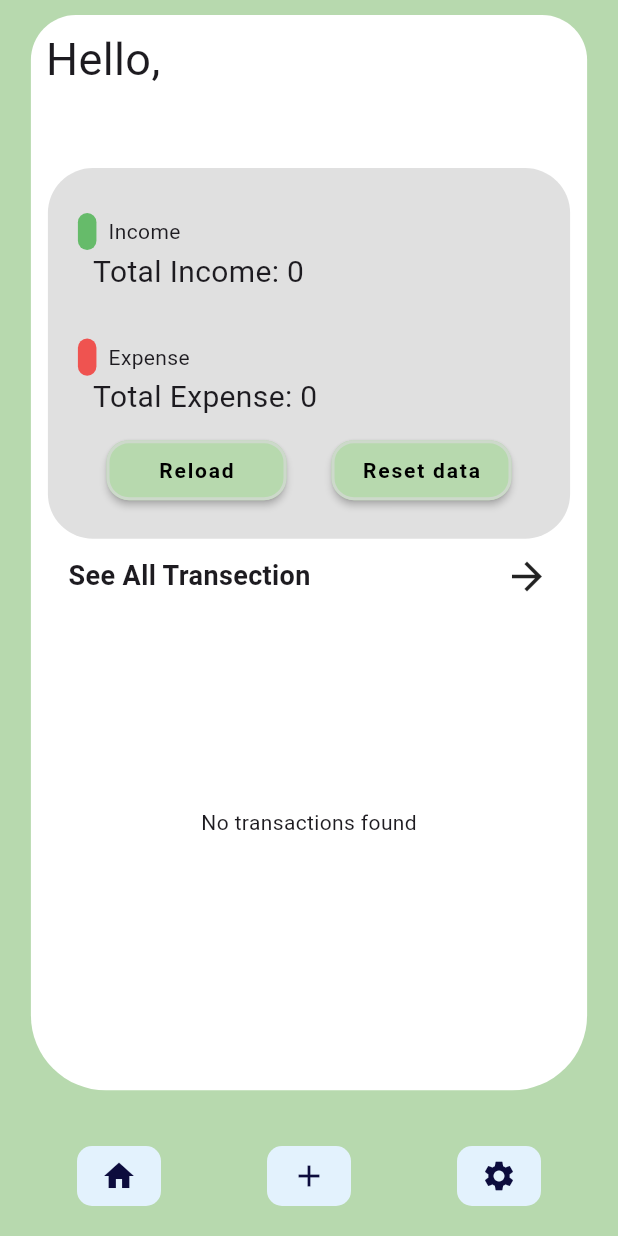
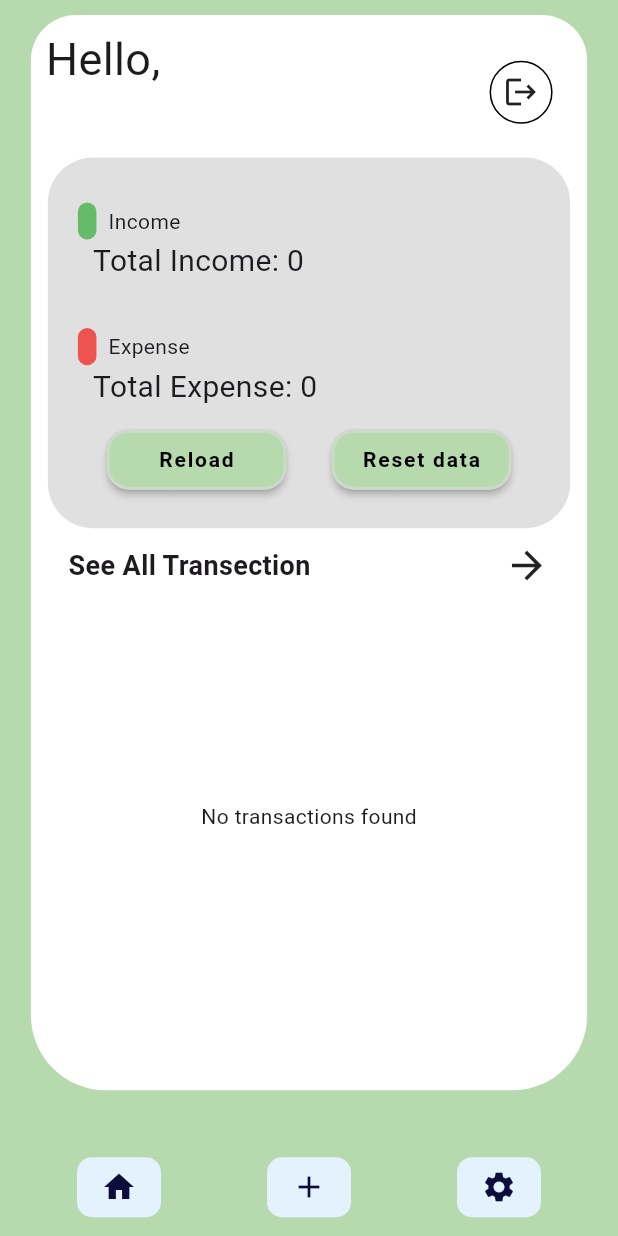
Before and after one commit to DhrumitBoricha/expense-tracker, a Flutter app: the MoneyHome screen opened directly, on a phone screen of 412 x 824 dp. Run offline on Flutter 3.47's test engine with Material 3 defaults, Android fonts, the phone set to English and light mode, and no system bars; our stand-ins replace charts_flutter, cloud_firestore, email_validator, firebase_auth, firebase_core, fluttertoast and 1 more; accounts and stored records are empty; Roboto replaces fonts that are missing (Laila).

Commit message:
This is Expense Tracker app For shivam constraction Company

```diff
--- a/lib/Screens/Home_page.dart
+++ b/lib/Screens/Home_page.dart
@@ -4,6 +4,7 @@ import 'package:cloud_firestore/cloud_firestore.dart';
 import 'package:firebase_auth/firebase_auth.dart';
 import 'package:google_fonts/google_fonts.dart';
 
+import '../components/login_page.dart';
 import 'add money page.dart';
 
 
@@ -40,6 +41,23 @@ class _MoneyHomeState extends State<MoneyHome> {
       totalExpense = snapshot['totalExpense'] ?? 0;
     });
   }
+
+  void _logout() async {
+    try {
+      await FirebaseAuth.instance.signOut();
+      // Navigate to login page after logout
+      Navigator.pushReplacement(context, MaterialPageRoute(builder: (context) => LoginPage()));
+    } catch (e) {
+      // Handle error if logout fails
+      print("Failed to log out: $e");
+      ScaffoldMessenger.of(context).showSnackBar(
+        SnackBar(
+          content: Text('Failed to log out'),
+        ),
+      );
+    }
+  }
+
 
   void _resetTotals() {
     // Reset total income and expense to 0
@@ -126,13 +144,12 @@ class _MoneyHomeState extends State<MoneyHome> {
                           padding: const EdgeInsets.only(top: 8, left: 10, right: 8),
                           child: Row(
                             children: [
+                              Column(
+                                children: [
                                   Text(
                                     'Hello,',
                                     style: TextStyle(
                                       fontSize: 30,
-                                ),
-                              )
-                            ],
                                     ),
                                   ),
                                   Padding(
@@ -141,11 +158,36 @@ class _MoneyHomeState extends State<MoneyHome> {
                                       children: [
                                         Text(
                                           uname.toString(),
-                                style: TextStyle(fontSize: 30, fontWeight: FontWeight.bold),
+                                          style: TextStyle(fontSize: 25, fontWeight: FontWeight.bold),
                                         )
                                       ],
                                     ),
                                   ),
+                                ],
+                              ),
+                          Spacer(),
+                          Padding(
+                            padding: const EdgeInsets.only(right: 15),
+                            child: GestureDetector(
+                              onTap: () {
+                                _logout(); // Call the logout function
+                              },
+                              child: Container(
+                                padding: EdgeInsets.all(8),
+                                decoration: BoxDecoration(
+                                  shape: BoxShape.circle,
+                                  border: Border.all(color: Colors.black),
+                                ),
+                                child: Icon(Icons.logout),
+                              ),
+                            ),
+                          ),
+                            ],
+                          ),
+                        ),
+                        Row(
+                          mainAxisAlignment: MainAxisAlignment.center,
+                          children: [
                             Container(
                               height: h * 0.3,
                               width: w * 0.845,
@@ -273,6 +315,8 @@ class _MoneyHomeState extends State<MoneyHome> {
                                 ],
                               ),
                             ),
+                          ],
+                        ),
                         GestureDetector(
                           onTap: (){
                             Navigator.push(context, MaterialPageRoute(builder: (context) => TotalPage()));
@@ -399,6 +443,8 @@ class _MoneyHomeState extends State<MoneyHome> {
               ),
             ),
             height: 60,
+            child: Padding(
+              padding: const EdgeInsets.only(top: 15),
               child: Row(
                 mainAxisAlignment: MainAxisAlignment.spaceAround,
                 children: [
@@ -418,6 +464,7 @@ class _MoneyHomeState extends State<MoneyHome> {
                           borderRadius: BorderRadius.circular(10)),
                       child: buildNavBarItem(Icons.settings, 2)),
                 ],
+              ),
             ),
           ),
         ),
--- a/pubspec.yaml
+++ b/pubspec.yaml
@@ -24,6 +24,8 @@ dependencies:
   firebase_storage:
   fluttertoast:
   charts_flutter:
+  provider:
+  firebase_analytics:
 
 
   cupertino_icons: ^1.0.2
```
Also changed, not shown: lib/Screens/Splash Screen.dart (added, +15 -0 lines), lib/Screens/charts.dart (deleted, +0 -93 lines), lib/components/login_page.dart (+35 -20 lines), pubspec.lock, 1 other file. Lines whose indentation alone changed are shown as unchanged.
